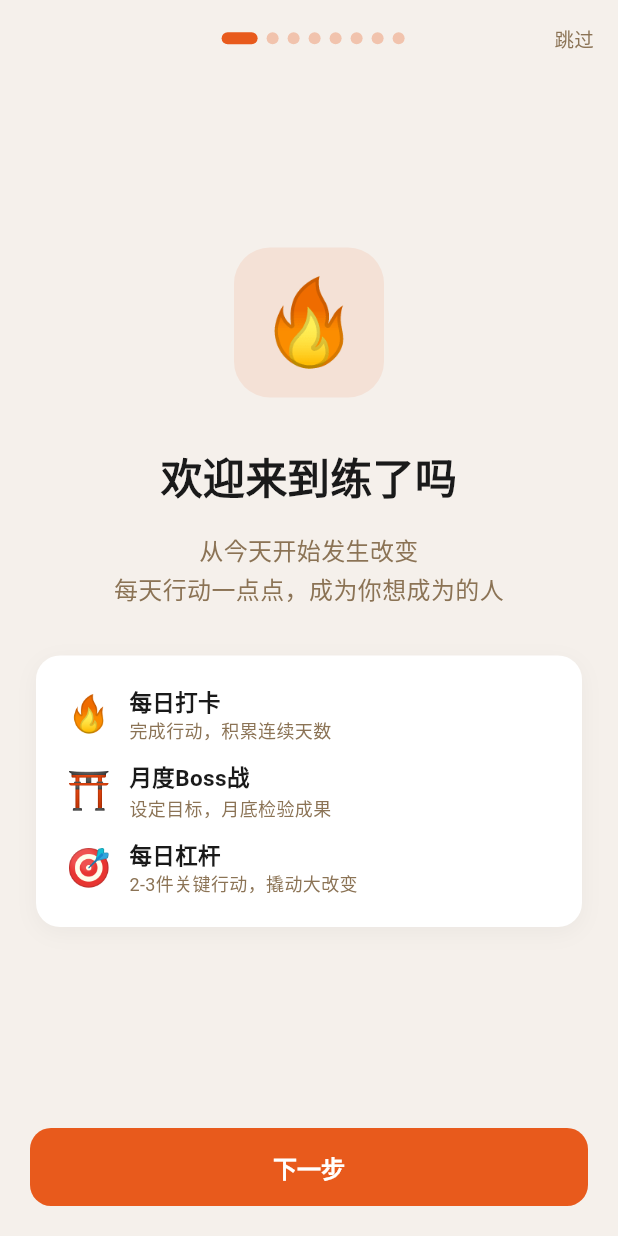
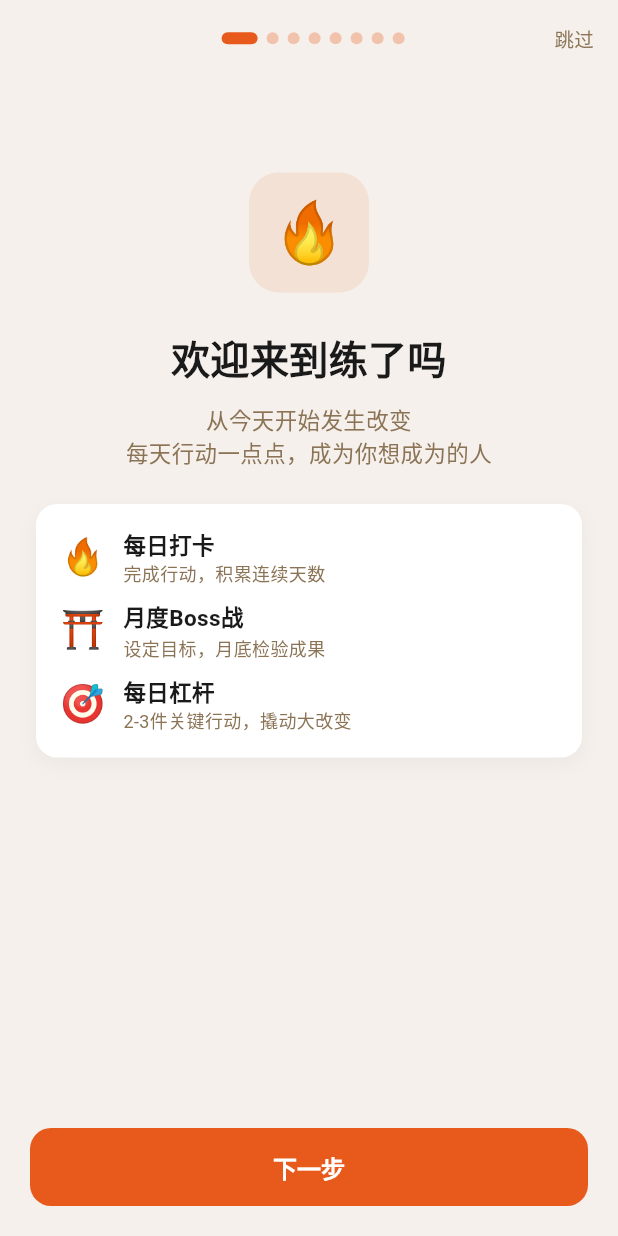
Before and after one commit to huangfeng1995/lianlema, a Flutter app: the screen it shows after launch, on a phone screen of 412 x 824 dp. Run offline on Flutter 3.47's test engine with Material 3 defaults, Android fonts, the phone set to English and light mode, and no system bars; our stand-ins replace confetti, flutter_local_notifications, shared_preferences, timezone.

Commit message:
fix: 修复Onboarding欢迎页在小屏幕上的溢出问题
- 将欢迎页改为SingleChildScrollView
- 调整卡片内边距和字体大小适配
- 通过widget test验证正常渲染和导航功能

```diff
--- a/lib/screens/onboarding_screen.dart
+++ b/lib/screens/onboarding_screen.dart
@@ -209,52 +209,53 @@ class _OnboardingScreenState extends State<OnboardingScreen> {
   }
 
   Widget _buildWelcomePage() {
-    return Padding(
+    return SingleChildScrollView(
       padding: const EdgeInsets.all(24),
       child: Column(
         mainAxisAlignment: MainAxisAlignment.center,
         children: [
+          const SizedBox(height: 40),
           Container(
-            width: 100,
-            height: 100,
+            width: 80,
+            height: 80,
             decoration: BoxDecoration(
               color: AppColors.primary.withValues(alpha: 0.1),
-              borderRadius: BorderRadius.circular(24),
+              borderRadius: BorderRadius.circular(20),
             ),
             child: const Center(
-              child: Text('🔥', style: TextStyle(fontSize: 56)),
+              child: Text('🔥', style: TextStyle(fontSize: 40)),
             ),
           ),
-          const SizedBox(height: 32),
+          const SizedBox(height: 24),
           const Text(
             '欢迎来到练了吗',
             style: TextStyle(
-              fontSize: 28,
+              fontSize: 26,
               fontWeight: FontWeight.bold,
               color: AppColors.textPrimary,
             ),
             textAlign: TextAlign.center,
           ),
-          const SizedBox(height: 16),
+          const SizedBox(height: 12),
           const Text(
             '从今天开始发生改变\n每天行动一点点，成为你想成为的人',
             style: TextStyle(
-              fontSize: 16,
+              fontSize: 15,
               color: AppColors.textSecondary,
-              height: 1.6,
+              height: 1.5,
             ),
             textAlign: TextAlign.center,
           ),
-          const SizedBox(height: 32),
+          const SizedBox(height: 24),
           Container(
-            padding: const EdgeInsets.all(20),
+            padding: const EdgeInsets.all(16),
             decoration: BoxDecoration(
               color: AppColors.cardBackground,
-              borderRadius: BorderRadius.circular(16),
+              borderRadius: BorderRadius.circular(14),
               boxShadow: [
                 BoxShadow(
                   color: Colors.black.withValues(alpha: 0.04),
-                  blurRadius: 12,
+                  blurRadius: 10,
                   offset: const Offset(0, 4),
                 ),
               ],
@@ -262,13 +263,14 @@ class _OnboardingScreenState extends State<OnboardingScreen> {
             child: Column(
               children: [
                 _buildFeatureRow('🔥', '每日打卡', '完成行动，积累连续天数'),
-                const SizedBox(height: 12),
+                const SizedBox(height: 10),
                 _buildFeatureRow('⛩️', '月度Boss战', '设定目标，月底检验成果'),
-                const SizedBox(height: 12),
+                const SizedBox(height: 10),
                 _buildFeatureRow('🎯', '每日杠杆', '2-3件关键行动，撬动大改变'),
               ],
             ),
           ),
+          const SizedBox(height: 40),
         ],
       ),
     );
```
Also changed, not shown: lib/main.dart (+7 -8 lines), lib/screens/splash_screen.dart (+25 -1 lines), lib/screens/yearly_review_screen.dart (+0 -7 lines), lib/utils/notification_service.dart (+9 -6 lines), screenshot1.png (added), screenshot10.png (added), screenshot2.png (added), screenshot3.png (added), screenshot4.png (added), screenshot5.png (added), screenshot6.png (added), screenshot7.png (added), screenshot8.png (added), screenshot9.png (added), 2 other files.
